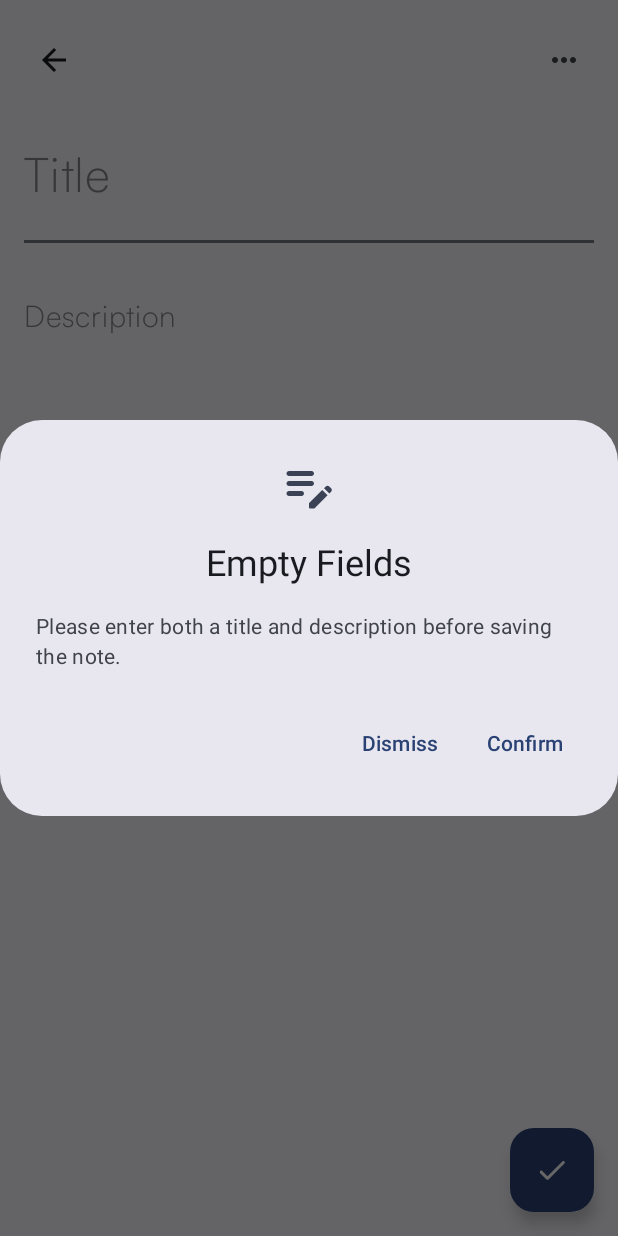
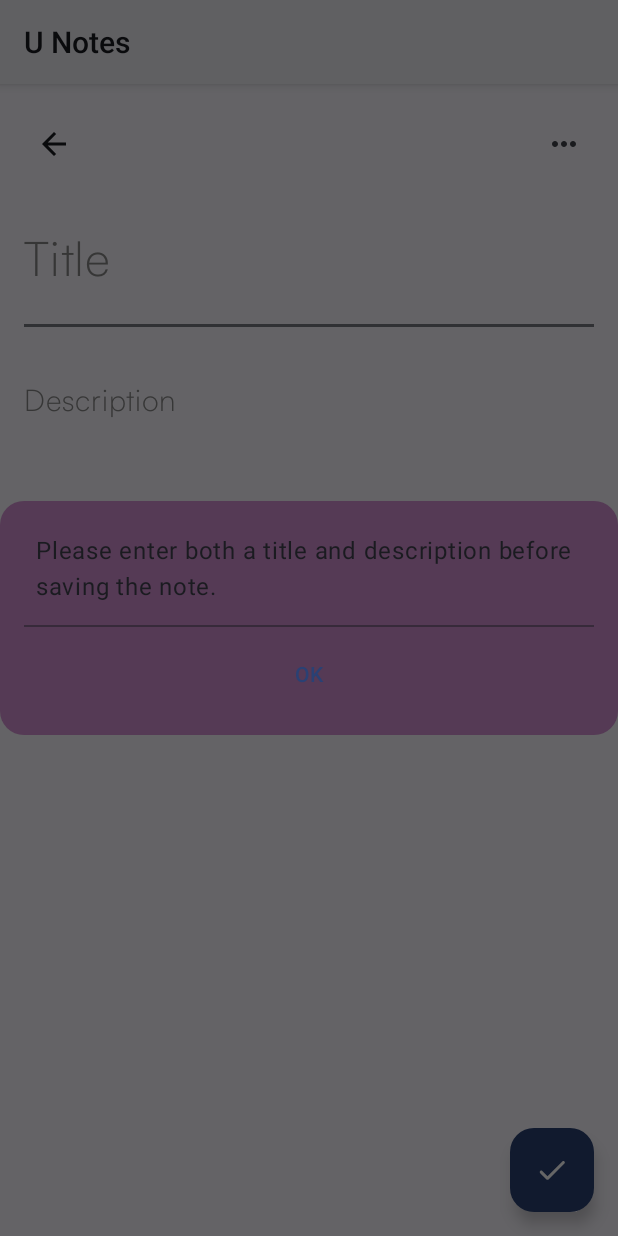
Before and after one commit to theprashantkumardas/UNotes, an Android app built with Jetpack Compose: the AddNoteScreen screen opened through its navigation route, after a tap on "Done Button", on a phone screen of 412 x 824 dp. Run offline under Robolectric (Android 15) with nearby library versions, the phone set to English and light mode, and no system bars; our stand-ins replace Room's generated code.

```diff
--- a/app/build.gradle.kts
+++ b/app/build.gradle.kts
@@ -57,6 +57,7 @@ dependencies {
     implementation(libs.androidx.media3.exoplayer)
     implementation(libs.androidx.media3.ui)
     implementation(libs.itextpdf)
+    implementation(libs.androidx.storage)
 
 
     testImplementation(libs.junit)
@@ -69,6 +70,8 @@ dependencies {
 
     implementation(libs.androidx.media3.exoplayer.v111)
     implementation(libs.androidx.media3.ui.v111)
+    implementation(libs.androidx.core.splashscreen)
+
 
     // Extended Icons
     implementation(libs.androidx.material.icons.extended.v154)
--- a/app/src/main/AndroidManifest.xml
+++ b/app/src/main/AndroidManifest.xml
@@ -18,7 +18,8 @@
         android:label="@string/app_name"
         android:roundIcon="@mipmap/ic_launcher_round"
         android:supportsRtl="true"
-        android:theme="@style/Theme.UNotes"
+        android:theme="@style/Theme.UNotes.Splash"
+        android:windowSoftInputMode ="adjustResize"
         tools:targetApi="31">
 
         <provider
@@ -35,7 +36,7 @@
             android:name=".MainActivity"
             android:exported="true"
             android:label="U Notes"
-            android:theme="@style/Theme.UNotes"
+            android:theme="@style/Theme.UNotes.Splash"
             android:windowSoftInputMode="adjustResize">
             <intent-filter>
                 <action android:name="android.intent.action.MAIN" />
--- a/app/src/main/java/com/example/unotes/MainActivity.kt
+++ b/app/src/main/java/com/example/unotes/MainActivity.kt
@@ -2,6 +2,7 @@ package com.example.unotes
 
 import android.annotation.SuppressLint
 import android.os.Bundle
+import android.window.SplashScreen
 import androidx.activity.ComponentActivity
 import androidx.activity.compose.setContent
 import androidx.compose.foundation.layout.fillMaxSize
@@ -9,7 +10,11 @@ import androidx.compose.material3.MaterialTheme
 import androidx.compose.material3.Surface
 import androidx.compose.runtime.Composable
 import androidx.compose.runtime.collectAsState
+import androidx.compose.runtime.getValue
+import androidx.compose.runtime.mutableStateOf
+import androidx.compose.runtime.saveable.rememberSaveable
 import androidx.compose.ui.Modifier
+import androidx.core.splashscreen.SplashScreen.Companion.installSplashScreen
 import androidx.core.view.WindowCompat
 import androidx.lifecycle.ViewModelProvider
 import androidx.navigation.NavType
@@ -27,11 +32,15 @@ import com.example.unotes.uiscreens.NotesScreen
 class MainActivity : ComponentActivity() {
     @SuppressLint("CoroutineCreationDuringComposition")
     override fun onCreate(savedInstanceState: Bundle?) {
+
+
         super.onCreate(savedInstanceState)
         // Make the notification bar black
         WindowCompat.setDecorFitsSystemWindows(window, false) // Adjust content layout
         window.statusBarColor = android.graphics.Color.BLACK // Set color to black
+        installSplashScreen()
         setContent {
+
             UNotesTheme {
                 Surface(
                     modifier = Modifier.fillMaxSize(),
@@ -59,6 +68,8 @@ class MainActivity : ComponentActivity() {
 @Composable
 fun NoteApp(viewModel: NotesViewModel){
     val navController = rememberNavController()
+
+
 
     NavHost(navController = navController, startDestination = "notes_screen"){
         composable("notes_screen"){
--- a/app/src/main/java/com/example/unotes/ui/theme/AlertDialog.kt
+++ b/app/src/main/java/com/example/unotes/ui/theme/AlertDialog.kt
@@ -1,61 +1,117 @@
 package com.example.unotes.ui.theme
 
+import androidx.compose.foundation.background
+import androidx.compose.foundation.layout.Column
+import androidx.compose.foundation.layout.fillMaxWidth
+import androidx.compose.foundation.layout.padding
 import androidx.compose.foundation.layout.size
 import androidx.compose.foundation.layout.width
+import androidx.compose.foundation.shape.RoundedCornerShape
 import androidx.compose.material3.AlertDialog
+import androidx.compose.material3.Divider
 import androidx.compose.material3.Icon
+import androidx.compose.material3.MaterialTheme
 import androidx.compose.material3.Text
 import androidx.compose.material3.TextButton
 import androidx.compose.runtime.Composable
+import androidx.compose.ui.Alignment
 import androidx.compose.ui.Modifier
+import androidx.compose.ui.draw.clip
 import androidx.compose.ui.graphics.vector.ImageVector
 import androidx.compose.ui.tooling.preview.Preview
 import androidx.compose.ui.unit.dp
+import androidx.compose.ui.window.Dialog
 
 
+//@Composable
+//fun AlertDialogExample(
+//    onDismissRequest: () -> Unit,
+//    onConfirmation: () -> Unit,
+//    dialogTitle: String,
+//    dialogText: String,
+//    icon: ImageVector,
+//) {
+//    AlertDialog(
+//        modifier = Modifier,
+//        icon = {
+//            Icon(
+//                icon,
+//                    contentDescription = "Example Icon",
+//                    modifier = Modifier.size(40.dp)
+//                )
+//        },
+//        title = {
+//            Text(text = dialogTitle)
+//        },
+//        text = {
+//            Text(text = dialogText)
+//        },
+//        onDismissRequest = {
+//            onDismissRequest()
+//        },
+//        confirmButton = {
+//            TextButton(
+//                onClick = {
+//                    onConfirmation()
+//                }
+//            ) {
+//                Text("Confirm")
+//            }
+//        },
+//        dismissButton = {
+//            TextButton(
+//                onClick = {
+//                    onDismissRequest()
+//                }
+//            ) {
+//                Text("Dismiss")
+//            }
+//        }
+//    )
+//}
+
 @Composable
-fun AlertDialogExample(
+fun CustomAlertDialog(
     onDismissRequest: () -> Unit,
-    onConfirmation: () -> Unit,
-    dialogTitle: String,
-    dialogText: String,
-    icon: ImageVector,
+    message: String,
+    onConfirm: () -> Unit
 ) {
-    AlertDialog(
-        modifier = Modifier,
-        icon = {
-            Icon(
-                icon,
-                    contentDescription = "Example Icon",
-                    modifier = Modifier.size(40.dp)
+    Dialog(onDismissRequest = onDismissRequest) {
+        // Dialog content
+        Column(
+            modifier = Modifier
+                .clip(RoundedCornerShape(16.dp))
+                .background(MaterialTheme.colorScheme.tertiary)
+                .padding(16.dp),
+            horizontalAlignment = Alignment.CenterHorizontally
+        ) {
+            // Message text
+            Text(
+                text = message,
+                style = MaterialTheme.typography.bodyLarge,
+                color = MaterialTheme.colorScheme.onSurface,
+                modifier = Modifier.padding(8.dp).align(alignment = Alignment.CenterHorizontally),
+
+            )
+
+            // Horizontal Divider
+            Divider(
+                color = MaterialTheme.colorScheme.onSurface.copy(alpha = 0.5f),
+                thickness = 1.dp,
+                modifier = Modifier.fillMaxWidth().padding(vertical = 8.dp)
+            )
+
+            // OK button
+            TextButton(
+                onClick = onConfirm,
+                modifier = Modifier.align(Alignment.CenterHorizontally)
+            ) {
+                Text(
+                    text = "OK",
+                    style = MaterialTheme.typography.labelLarge,
+                    color = MaterialTheme.colorScheme.primary
                 )
-        },
-        title = {
-            Text(text = dialogTitle)
-        },
-        text = {
-            Text(text = dialogText)
-        },
-        onDismissRequest = {
-            onDismissRequest()
-        },
-        confirmButton = {
-            TextButton(
-                onClick = {
-                    onConfirmation()
-                }
-            ) {
-                Text("Confirm")
-            }
-        },
-        dismissButton = {
-            TextButton(
-                onClick = {
-                    onDismissRequest()
-                }
-            ) {
-                Text("Dismiss")
             }
         }
-    )
+    }
 }
--- a/app/src/main/java/com/example/unotes/ui/theme/Color.kt
+++ b/app/src/main/java/com/example/unotes/ui/theme/Color.kt
@@ -10,7 +10,7 @@ val Orange = Color(0xFFFE6902)
 val contenttext = Color(0xFFFFD78A)
 
 val notesBackground = Color(0xFF1F1F1F)
-val background = Color(0xFF0C090C)
+val background = Color(0xFF000000)
 val white = Color((0xFFFFFFFF))
 
 
--- a/app/src/main/java/com/example/unotes/ui/theme/DockedSearchBar.kt
+++ b/app/src/main/java/com/example/unotes/ui/theme/DockedSearchBar.kt
@@ -9,6 +9,7 @@ import androidx.compose.material.icons.filled.Search
 import androidx.compose.material3.*
 import androidx.compose.runtime.*
 import androidx.compose.ui.Modifier
+import androidx.compose.ui.graphics.Color
 import androidx.compose.ui.graphics.RectangleShape
 import androidx.compose.ui.tooling.preview.Preview
 import androidx.compose.ui.unit.dp
@@ -26,7 +27,7 @@ fun DockedSearchBarSample(
     Box(
         modifier = Modifier
             .fillMaxWidth()
-            .background(MaterialTheme.colorScheme.tertiary)
+            .background(color = Color.Black)
 
     ){
         DockedSearchBar(
@@ -42,7 +43,7 @@ fun DockedSearchBarSample(
                     contentDescription = "Search Icon"
                 )
             },
-            modifier = modifier.padding(8.dp),
+            modifier = modifier.background(color = Color.Black).padding(8.dp),
             shape = RoundedCornerShape(24.dp),
         ) {
             // Optional content to display below the search bar when active
@@ -50,6 +51,7 @@ fun DockedSearchBarSample(
                 SearchSuggestions(onSuggestionClick = { suggestion ->
                     onQueryChange(suggestion)
                     onActiveChange(false) // Close the search bar
+
                 })
             }
         }
--- a/app/src/main/java/com/example/unotes/ui/theme/Theme.kt
+++ b/app/src/main/java/com/example/unotes/ui/theme/Theme.kt
@@ -1,6 +1,5 @@
 package com.example.unotes.ui.theme
 
-import android.app.Activity
 import android.os.Build
 import androidx.compose.foundation.isSystemInDarkTheme
 import androidx.compose.material3.MaterialTheme
--- a/app/src/main/java/com/example/unotes/uiscreens/AddNoteScreen.kt
+++ b/app/src/main/java/com/example/unotes/uiscreens/AddNoteScreen.kt
@@ -63,7 +63,7 @@ import com.example.unotes.roomdatabase.presentation.AddEditNoteState
 import com.example.unotes.roomdatabase.presentation.DescriptionItem
 import com.example.unotes.roomdatabase.presentation.NoteEvent
 import com.example.unotes.roomdatabase.presentation.NoteState
-import com.example.unotes.ui.theme.AlertDialogExample
+import com.example.unotes.ui.theme.CustomAlertDialog
 import com.example.unotes.ui.theme.DescriptionDisplay
 import com.example.unotes.ui.theme.HorizontalDividerExample
 import com.example.unotes.ui.theme.MoreOptionsButton
@@ -265,12 +265,13 @@ fun AddNoteScreen(
                     )
                 }
                 if (showDialog) {
-                    AlertDialogExample(
+                    CustomAlertDialog(
                         onDismissRequest = { showDialog = false },
-                        onConfirmation = { showDialog = false },
-                        dialogTitle = "Empty Fields",
-                        dialogText = "Please enter both a title and description before saving the note.",
-                        icon = Icons.Rounded.EditNote
+                        message = "Please enter both a title and description before saving the note.",
+                        onConfirm = {
+                            // Handle OK button click
+                            showDialog = false
+                        }
                     )
                 }
 
--- a/app/src/main/res/values/themes.xml
+++ b/app/src/main/res/values/themes.xml
@@ -1,5 +1,11 @@
 <?xml version="1.0" encoding="utf-8"?>
 <resources>
 
+    <style name="Theme.UNotes.Splash" parent="Theme.SplashScreen">
+        <item name="windowSplashScreenBackground">@color/black</item>
+        <item name="windowSplashScreenAnimatedIcon">@drawable/unotesiconlightu</item>
+        <item name="windowSplashScreenAnimationDuration">1000</item>
+    </style>
+
     <style name="Theme.UNotes" parent="android:Theme.Material.Light.NoActionBar" />
 </resources>
--- a/gradle/libs.versions.toml
+++ b/gradle/libs.versions.toml
@@ -6,6 +6,7 @@ androidxComposeBom = "2024.12.01"
 androidxJunit = "1.2.1"
 coilCompose = "2.5.0"
 composeBomVersion = "2024.12.01"
+coreSplashscreen = "1.0.1"
 espressoCoreVersion = "3.6.1"
 gson = "2.10.1"
 kotlin = "2.0.0"
@@ -28,6 +29,7 @@ navigation = "2.8.5"
 materialIconsExtended = "1.7.6"
 mediationTestSuite = "3.0.0"
 firebaseCrashlyticsBuildtools = "3.0.2"
+storage = "1.5.0"
 
 [libraries]
 androidx-activity-compose-v181 = { module = "androidx.activity:activity-compose", version.ref = "activityComposeVersion" }
@@ -35,6 +37,7 @@ androidx-activity-compose-v182 = { module = "androidx.activity:activity-compose"
 androidx-compose-bom-v20230800 = { module = "androidx.compose:compose-bom", version.ref = "composeBomVersion" }
 androidx-compose-bom-v20241201 = { module = "androidx.compose:compose-bom", version.ref = "androidxComposeBom" }
 androidx-core-ktx = { group = "androidx.core", name = "core-ktx", version.ref = "coreKtx" }
+androidx-core-splashscreen = { module = "androidx.core:core-splashscreen", version.ref = "coreSplashscreen" }
 androidx-espresso-core-v351 = { module = "androidx.test.espresso:espresso-core", version.ref = "espressoCoreVersion" }
 androidx-junit-v115 = { module = "androidx.test.ext:junit", version.ref = "androidxJunit" }
 androidx-lifecycle-viewmodel-compose = { module = "androidx.lifecycle:lifecycle-viewmodel-compose", version.ref = "lifecycleRuntimeKtx" }
@@ -80,6 +83,7 @@ ui-tooling = { module = "androidx.compose.ui:ui-tooling" }
 ui-tooling-preview = { module = "androidx.compose.ui:ui-tooling-preview" }
 firebase-crashlytics-buildtools = { group = "com.google.firebase", name = "firebase-crashlytics-buildtools", version.ref = "firebaseCrashlyticsBuildtools" }
 itextpdf = "com.itextpdf:itextpdf:5.5.13.2"
+androidx-storage = { group = "androidx.test.services", name = "storage", version.ref = "storage" }
 
 [plugins]
 android-application = { id = "com.android.application", version.ref = "agp" }
```
Also changed, not shown: app/src/main/java/com/example/unotes/ui/theme/MoreOptionAction.kt (+7 -1 lines), app/src/main/java/com/example/unotes/ui/theme/SplashScreen.kt (added, +49 -0 lines), app/src/main/java/com/example/unotes/uiscreens/NotesScreen.kt (+10 -4 lines), app/src/main/res/drawable-nodpi/unotesiconlightu.png (added).
